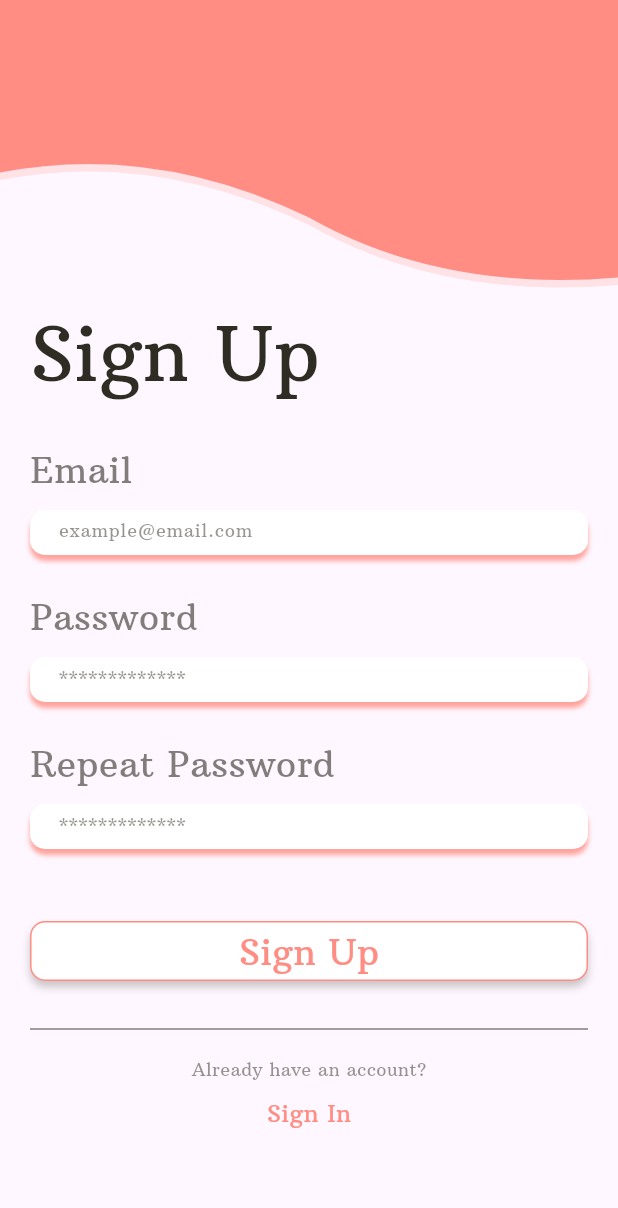
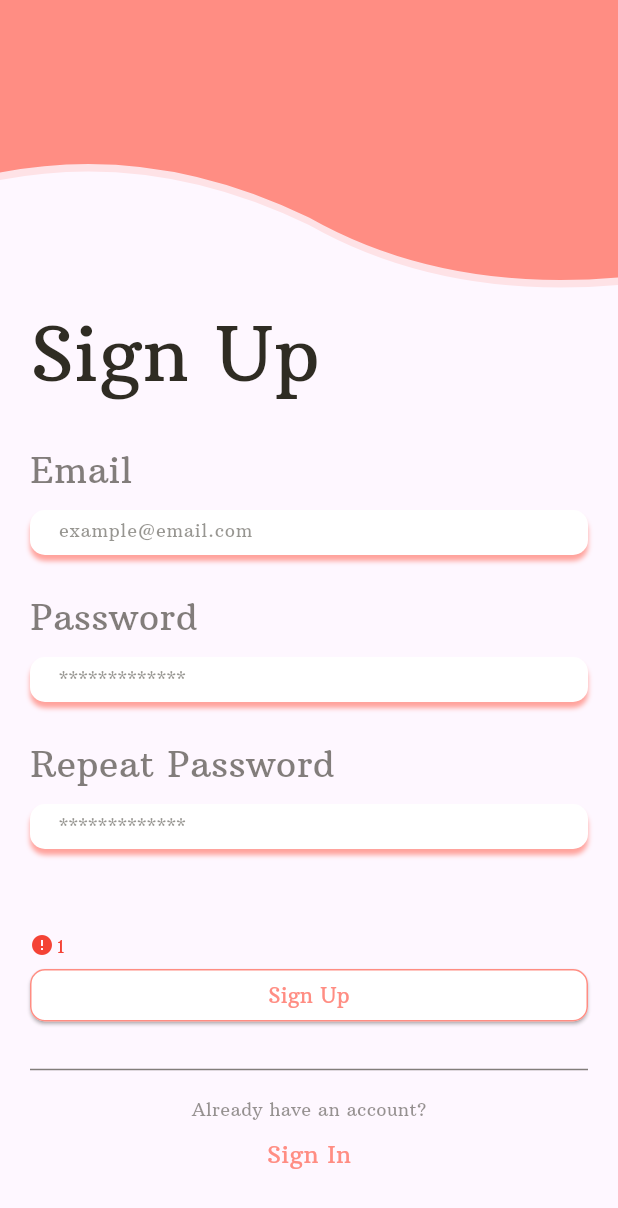
Before and after one commit to TeamSafety/SecureMe, a Flutter app: the SignUpPage screen opened directly, after a tap on "Sign Up", on a phone screen of 412 x 824 dp. Shown: the top 1208 px of the screen. Run offline on Flutter 3.47's test engine with Material 3 defaults, Android fonts, the phone set to English and light mode, and no system bars; our stand-ins replace cloud_firestore, firebase_auth, firebase_core, firebase_messaging, flutter_local_notifications, flutter_map and 5 more; missing offline and left inert: flutter_map_location_marker; accounts and stored records are empty; network calls fail.

Commit message:
Minor changes.

```diff
--- a/SourceCode/SecureShe_App/lib/main.dart
+++ b/SourceCode/SecureShe_App/lib/main.dart
@@ -71,8 +71,8 @@ class MyApp extends StatelessWidget {
     return MaterialApp(
       theme: ThemeData(fontFamily: "ArbutusSlab"),
       debugShowCheckedModeBanner: false,
-      home: LoginPage(),
-      //home: MainPage(),
+      // home: LoginPage(),
+      home: MainPage(),
     );
   }
 }
--- a/SourceCode/SecureShe_App/lib/models/AppVars.dart
+++ b/SourceCode/SecureShe_App/lib/models/AppVars.dart
@@ -24,4 +24,13 @@ class AppVars {
       borderRadius: BorderRadius.all(Radius.circular(10)),
     ),
   );
+
+  static ButtonStyle secondaryButtonStyle = ElevatedButton.styleFrom(
+      foregroundColor: AppVars.accent,
+      backgroundColor: AppVars.primary,
+      shadowColor: AppVars.secondary.withOpacity(0.8),
+      shape: const RoundedRectangleBorder(
+        borderRadius: BorderRadius.all(Radius.circular(10)),
+      ),
+      side: BorderSide(color: AppVars.accent));
 }
--- a/SourceCode/SecureShe_App/lib/pages/signup.dart
+++ b/SourceCode/SecureShe_App/lib/pages/signup.dart
@@ -22,17 +22,27 @@ bool isPasswordValid(String password) {
 }
 
 // ignore: must_be_immutable
-class SignUpPage extends StatelessWidget {
+class SignUpPage extends StatefulWidget {
   final BuildContext context; // Add this line
   SignUpPage({required this.context, Key? key}) : super(key: key);
+
+  @override
+  State<SignUpPage> createState() => _SignUpPageState();
+}
+
+class _SignUpPageState extends State<SignUpPage> {
   //initiating database connection
-  final FirebaseAuth _auth = FirebaseAuth.instance; // for user
-  // text editing controllers
+  final FirebaseAuth _auth = FirebaseAuth.instance;
+  // for user
   final emailController = TextEditingController();
+
   final passwordController = TextEditingController();
+
   final rptPasswordController = TextEditingController();
-  String passwordErrorMessage = "";
+
   String emailErrorMessage = '';
+
+  String passwordErrorMessage = '1';
 
   void signUpUser() async {
     String email = emailController.text.trim();
@@ -44,19 +54,22 @@ class SignUpPage extends StatelessWidget {
           await _auth.fetchSignInMethodsForEmail(email);
       if (signInMethods.isNotEmpty) {
         // Email has been used before, show an error message
-        print('Email has already been used before');
-        emailErrorMessage = "Email has already been used before";
+        setState(() {
+          emailErrorMessage = "Email is already in use. Try logging in.";
+        });
         return;
       }
       if (passwordController.text != rptPasswordController.text) {
         // Passwords don't match, show an error message
-        passwordErrorMessage = "Passwords should match";
-        print(passwordErrorMessage);
+        setState(() {
+          passwordErrorMessage = "Passwords do not match.";
+        });
         return;
       } else if (!isPasswordValid(password)) {
-        passwordErrorMessage =
-            "Password should have at least 8 characters and should have at least one special character (!@#%^&*(),.?:{}|<>])";
-        print(passwordErrorMessage);
+        setState(() {
+          passwordErrorMessage =
+              "Password should have at least 8 characters and should have at least one special character (!@#%^&*(),.?:{}|<>])";
+        });
         return;
       }
       UserCredential userCredential =
@@ -76,7 +89,7 @@ class SignUpPage extends StatelessWidget {
       print('User signed up: ${userCredential.user!.uid}');
       // ignore: use_build_context_synchronously
       Navigator.pushReplacement(
-        context,
+        widget.context,
         MaterialPageRoute(builder: (context) => const MainPage()),
       );
     } on FirebaseAuthException catch (e) {
@@ -144,31 +157,39 @@ class SignUpPage extends StatelessWidget {
                 height: 48,
               ),
               Container(
-                height: 40,
+                alignment: Alignment.centerRight,
+                margin: EdgeInsets.symmetric(horizontal: 20, vertical: 8),
+                height: (passwordErrorMessage != '') ? 16 : 0,
+                child: (passwordErrorMessage == '')
+                    ? Row()
+                    : Row(
+                        children: [
+                          Icon(
+                            Icons.error,
+                            size: 16,
+                            color: Colors.red,
+                          ),
+                          SizedBox(
+                            width: 2,
+                          ),
+                          Text(
+                            passwordErrorMessage,
+                            style: TextStyle(color: Colors.red, fontSize: 12),
+                          ),
+                        ],
+                      ),
+              ),
+              Container(
+                height: 35,
                 alignment: Alignment.center,
                 margin: const EdgeInsets.symmetric(
                   horizontal: 20,
                 ),
-                decoration: BoxDecoration(
-                  color: AppVars.primary,
-                  borderRadius: BorderRadius.circular(10),
-                  border: Border.all(color: AppVars.accent),
-                  boxShadow: [
-                    BoxShadow(
-                      color: AppVars.secondary.withOpacity(0.25),
-                      blurRadius: 4,
-                      offset: const Offset(0, 4),
-                    )
-                  ],
-                ),
-                child: GestureDetector(
-                  onTap: signUpUser,
-                  child: Text(
-                    "Sign Up",
-                    style: TextStyle(
-                      color: AppVars.accent,
-                      fontSize: 24,
-                    ),
+                child: SizedBox.expand(
+                  child: ElevatedButton(
+                    style: AppVars.secondaryButtonStyle,
+                    onPressed: signUpUser,
+                    child: const Text('Sign Up'),
                   ),
                 ),
               ),
```
Also changed, not shown: SourceCode/SecureShe_App/lib/pages/login.dart (+36 -35 lines), SourceCode/SecureShe_App/lib/pages/my_contacts.dart (+10 -3 lines).
